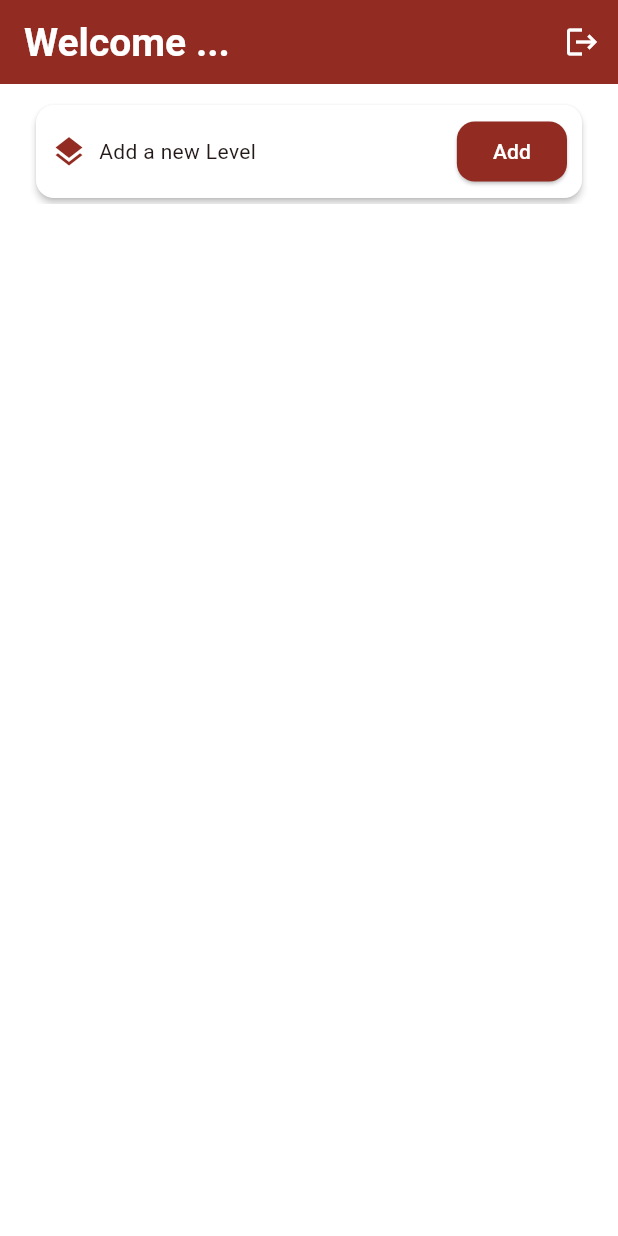
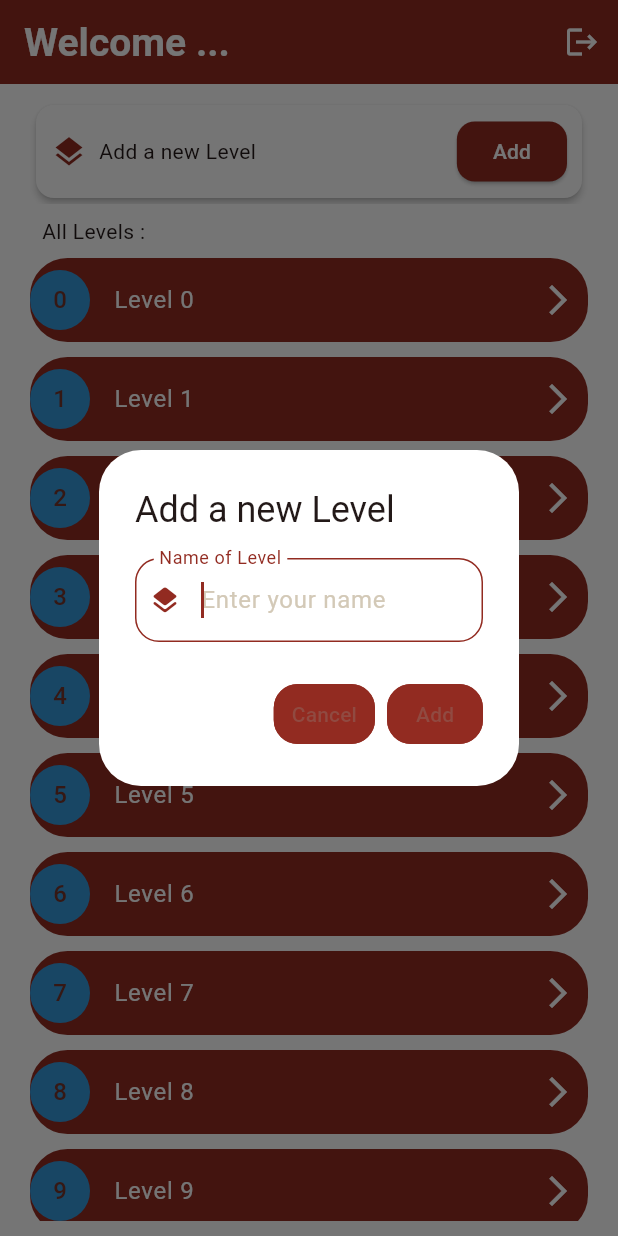
Before and after one commit to MinaYasser100/david_psalmist, a Flutter app: the HomeView screen opened by its route, after a tap on "Add", on a phone screen of 412 x 824 dp. Run offline on Flutter 3.47's test engine with Material 3 defaults, Android fonts, the phone set to English and light mode, and no system bars; our stand-ins replace cloud_firestore, connectivity_plus, dartz, firebase_auth, firebase_core, flutter_bloc and 7 more; accounts and stored records are empty.

Commit message:
do show dialog to add new level and level repo

```diff
--- a/lib/core/utils/constant.dart
+++ b/lib/core/utils/constant.dart
@@ -9,4 +9,5 @@ class ConstantVariable {
   static const String isLogin = 'isLogin';
   static const String users = 'Users';
   static const String userBox = 'userBox';
+  static const String levelsCollection = 'Levels';
 }
--- /dev/null
+++ b/lib/features/home/data/model/level_model.dart
@@ -0,0 +1,23 @@
+// level_model.dart
+import 'package:hive_flutter/hive_flutter.dart';
+
+part 'level_model.g.dart';
+
+@HiveType(typeId: 1)
+class LevelModel {
+  @HiveField(0)
+  final String id;
+
+  @HiveField(1)
+  final String name;
+
+  LevelModel({required this.id, required this.name});
+
+  Map<String, dynamic> toMap() {
+    return {'id': id, 'name': name};
+  }
+
+  factory LevelModel.fromMap(Map<String, dynamic> map) {
+    return LevelModel(id: map['id'] as String, name: map['name'] as String);
+  }
+}
--- /dev/null
+++ b/lib/features/home/manager/level_cubit/level_cubit.dart
@@ -0,0 +1,8 @@
+import 'package:flutter/material.dart';
+import 'package:flutter_bloc/flutter_bloc.dart';
+
+part 'level_state.dart';
+
+class LevelCubit extends Cubit<LevelState> {
+  LevelCubit() : super(LevelInitial());
+}
--- /dev/null
+++ b/lib/features/home/manager/level_cubit/level_state.dart
@@ -0,0 +1,6 @@
+part of 'level_cubit.dart';
+
+@immutable
+sealed class LevelState {}
+
+final class LevelInitial extends LevelState {}
--- /dev/null
+++ b/lib/features/home/ui/widgets/custom_add_new_level.dart
@@ -0,0 +1,95 @@
+import 'package:david_psalmist/core/model/text_field_model/text_field_model.dart';
+import 'package:david_psalmist/core/theme/app_style.dart';
+import 'package:david_psalmist/core/utils/colors.dart';
+import 'package:david_psalmist/core/widgets/custom_text_form_field.dart';
+import 'package:flutter/material.dart';
+
+class CustomAddNewLevel extends StatelessWidget {
+  const CustomAddNewLevel({
+    super.key,
+    required this.title,
+    this.onNegativeButtonPressed,
+    this.onPositiveButtonPressed,
+    required this.nameOfNegativeButton,
+    required this.nameOfPositiveButton,
+    required this.nameLevelController,
+    required this.nameLevelFocusNode,
+  });
+  final String title;
+  final void Function()? onNegativeButtonPressed;
+  final void Function()? onPositiveButtonPressed;
+  final String nameOfNegativeButton;
+  final String nameOfPositiveButton;
+
+  final TextEditingController nameLevelController;
+  final FocusNode nameLevelFocusNode;
+
+  @override
+  Widget build(BuildContext context) {
+    return AlertDialog(
+      backgroundColor: ColorsTheme().whiteColor,
+      title: Text(
+        title,
+        style: AppTextStyles.styleMedium24sp(
+          context,
+        ).copyWith(color: ColorsTheme().primaryDark),
+      ),
+      content: Column(
+        mainAxisSize: MainAxisSize.min,
+        children: [
+          CustomTextFormField(
+            textFieldModel: TextFieldModel(
+              controller: nameLevelController,
+              labelText: "Name of Level",
+              hintText: "Enter your name",
+              icon: Icons.layers_rounded,
+              keyboardType: TextInputType.text,
+              validator: (value) => null,
+              autofocus: true,
+              focusNode: nameLevelFocusNode,
+              onFieldSubmitted: (value) {
+                nameLevelFocusNode.unfocus();
+              },
+            ),
+          ),
+        ],
+      ),
+
+      actions: [
+        _customAlertButton(
+          context,
+          text: nameOfNegativeButton,
+          onPressed: onNegativeButtonPressed,
+        ),
+        _customAlertButton(
+          context,
+          text: nameOfPositiveButton,
+          onPressed: onPositiveButtonPressed,
+        ),
+      ],
+    );
+  }
+
+  TextButton _customAlertButton(
+    BuildContext context, {
+    required String text,
+    void Function()? onPressed,
+  }) {
+    return TextButton(
+      style: TextButton.styleFrom(
+        shape: RoundedRectangleBorder(
+          borderRadius: BorderRadius.circular(16),
+          side: BorderSide(color: ColorsTheme().primaryDark, width: 2),
+        ),
+        backgroundColor: ColorsTheme().primaryDark,
+      ),
+      onPressed: onPressed,
+      child: Text(
+        text,
+        style: AppTextStyles.styleBold18sp(
+          context,
+        ).copyWith(color: ColorsTheme().whiteColor),
+      ),
+    );
+  }
+}
--- a/lib/features/home/ui/widgets/home_body_view.dart
+++ b/lib/features/home/ui/widgets/home_body_view.dart
@@ -1,3 +1,5 @@
+import 'package:david_psalmist/core/theme/app_style.dart';
+import 'package:david_psalmist/core/utils/colors.dart';
 import 'package:flutter/material.dart';
 
 import 'home_header_bar.dart';
@@ -8,7 +10,60 @@ class HomeBodyView extends StatelessWidget {
   Widget build(BuildContext context) {
     return Padding(
       padding: const EdgeInsets.symmetric(horizontal: 20.0, vertical: 10),
-      child: CustomScrollView(slivers: [HomeHeaderBar()]),
+      child: CustomScrollView(
+        slivers: [
+          HomeHeaderBar(),
+          SliverToBoxAdapter(
+            child: Padding(
+              padding: const EdgeInsets.all(8.0),
+              child: Text(
+                'All Levels : ',
+                style: AppTextStyles.styleBold20sp(context),
+              ),
+            ),
+          ),
+          SliverList.builder(
+            itemBuilder: (context, index) {
+              return Padding(
+                padding: const EdgeInsets.only(bottom: 10),
+                child: Container(
+                  decoration: BoxDecoration(
+                    color: ColorsTheme().primaryDark,
+                    borderRadius: BorderRadius.circular(25),
+                  ),
+                  child: ListTile(
+                    contentPadding: const EdgeInsets.all(0),
+                    textColor: ColorsTheme().whiteColor,
+                    leading: CircleAvatar(
+                      radius: 20,
+                      backgroundColor: ColorsTheme().secondaryColor,
+                      child: Text(
+                        '$index',
+                        style: AppTextStyles.styleBold24sp(
+                          context,
+                        ).copyWith(color: ColorsTheme().whiteColor),
+                      ),
+                    ),
+                    title: Text(
+                      'Level $index',
+                      style: AppTextStyles.styleBold24sp(context),
+                    ),
+
+                    trailing: Padding(
+                      padding: const EdgeInsets.only(right: 8.0),
+                      child: Icon(
+                        Icons.arrow_forward_ios,
+                        color: ColorsTheme().whiteColor,
+                      ),
+                    ),
+                  ),
+                ),
+              );
+            },
+            itemCount: 25,
+          ),
+        ],
+      ),
     );
   }
 }
--- a/lib/features/home/ui/widgets/home_header_bar.dart
+++ b/lib/features/home/ui/widgets/home_header_bar.dart
@@ -1,10 +1,35 @@
 import 'package:david_psalmist/core/theme/app_style.dart';
 import 'package:david_psalmist/core/utils/colors.dart';
+import 'package:david_psalmist/core/utils/show_top_toast.dart';
 import 'package:david_psalmist/core/widgets/custom_button.dart';
 import 'package:flutter/material.dart';
 
-class HomeHeaderBar extends StatelessWidget {
+import 'custom_add_new_level.dart';
+
+class HomeHeaderBar extends StatefulWidget {
   const HomeHeaderBar({super.key});
+
+  @override
+  State<HomeHeaderBar> createState() => _HomeHeaderBarState();
+}
+
+class _HomeHeaderBarState extends State<HomeHeaderBar> {
+  late TextEditingController _controller;
+  late FocusNode _focusNode;
+
+  @override
+  void initState() {
+    _controller = TextEditingController();
+    _focusNode = FocusNode();
+    super.initState();
+  }
+
+  @override
+  void dispose() {
+    _controller.dispose();
+    _focusNode.dispose();
+    super.dispose();
+  }
 
   @override
   Widget build(BuildContext context) {
@@ -36,7 +61,33 @@ class HomeHeaderBar extends StatelessWidget {
                     ),
                   ],
                 ),
-                CustomButton(text: 'Add', onPressed: () {}),
+                CustomButton(
+                  text: 'Add',
+                  onPressed: () {
+                    showDialog(
+                      barrierDismissible: false,
+                      context: context,
+                      builder: (context) => CustomAddNewLevel(
+                        nameLevelController: _controller,
+                        nameLevelFocusNode: _focusNode,
+                        title: 'Add a new Level',
+                        nameOfNegativeButton: 'Cancel',
+                        nameOfPositiveButton: 'Add',
+                        onNegativeButtonPressed: () => Navigator.pop(context),
+                        onPositiveButtonPressed: () {
+                          if (_controller.text.trim().isEmpty) {
+                            _focusNode.unfocus();
+                            showErrorToast(
+                              context,
+                              'Error',
+                              'Please enter a name',
+                            );
+                          } else {}
+                        },
+                      ),
+                    );
+                  },
+                ),
               ],
             ),
           ),
```
Also changed, not shown: lib/features/home/data/repo/level_repo.dart (added, +7 -0 lines), lib/features/home/data/repo/level_repo_impl.dart (added, +49 -0 lines), lib/features/home/data/model/level_model.g.dart (added).
